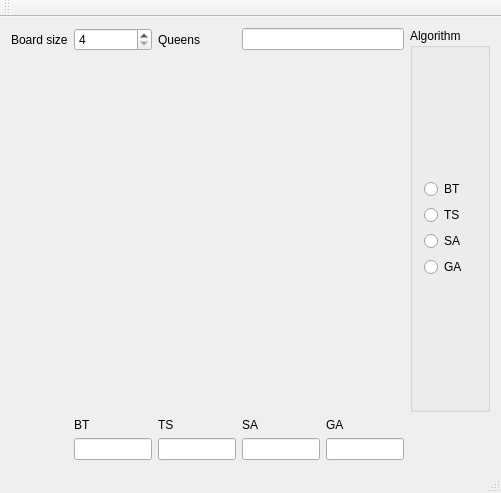
Old version of the form it3105/project1/project1/mainwindow.ui in the repository fredrikpe/it3105.
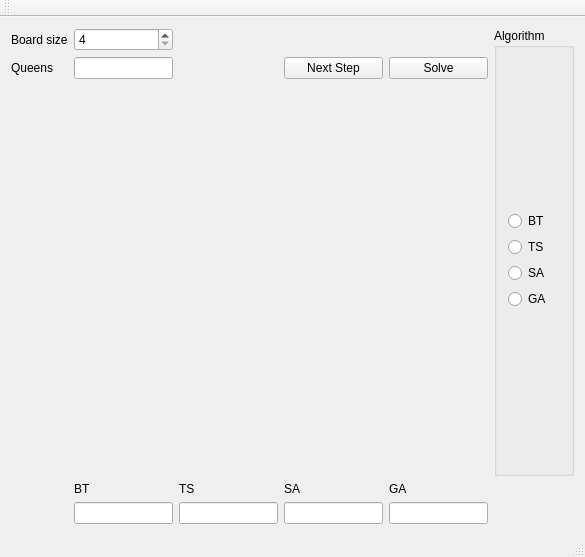
New version of the form.

Diff of the .ui file:
```diff
--- a/it3105/project1/project1/mainwindow.ui
+++ b/it3105/project1/project1/mainwindow.ui
@@ -6,8 +6,8 @@
    <rect>
     <x>0</x>
     <y>0</y>
-    <width>501</width>
-    <height>493</height>
+    <width>585</width>
+    <height>557</height>
    </rect>
   </property>
   <property name="windowTitle">
@@ -16,18 +16,8 @@
   <widget class="QWidget" name="centralWidget">
    <layout class="QGridLayout" name="gridLayout_5">
     <item row="0" column="0">
-     <layout class="QGridLayout" name="mainGridLayout" rowstretch="0,1,0,0">
-      <item row="3" column="3">
-       <widget class="QLineEdit" name="lineEdit_5"/>
-      </item>
-      <item row="2" column="4">
-       <widget class="QLabel" name="label_6">
-        <property name="text">
-         <string>GA</string>
-        </property>
-       </widget>
-      </item>
-      <item row="2" column="3">
+     <layout class="QGridLayout" name="mainGridLayout" rowstretch="0,0,1,0,0,0,0,0,0">
+      <item row="7" column="3">
        <widget class="QLabel" name="label_5">
         <property name="text">
          <string>SA</string>
@@ -51,27 +41,40 @@
         </property>
        </widget>
       </item>
-      <item row="2" column="2">
-       <widget class="QLabel" name="label_4">
+      <item row="8" column="3">
+       <widget class="QLineEdit" name="lineEdit_5"/>
+      </item>
+      <item row="7" column="4">
+       <widget class="QLabel" name="label_6">
         <property name="text">
-         <string>TS</string>
+         <string>GA</string>
         </property>
        </widget>
       </item>
-      <item row="3" column="1">
-       <widget class="QLineEdit" name="lineEdit_3"/>
-      </item>
-      <item row="2" column="1">
+      <item row="7" column="1">
        <widget class="QLabel" name="label_3">
         <property name="text">
          <string>BT</string>
         </property>
        </widget>
       </item>
-      <item row="3" column="2">
+      <item row="8" column="1">
+       <widget class="QLineEdit" name="lineEdit_3"/>
+      </item>
+      <item row="7" column="2">
+       <widget class="QLabel" name="label_4">
+        <property name="text">
+         <string>TS</string>
+        </property>
+       </widget>
+      </item>
+      <item row="8" column="2">
        <widget class="QLineEdit" name="lineEdit_4"/>
       </item>
-      <item row="0" column="5" rowspan="2">
+      <item row="8" column="4">
+       <widget class="QLineEdit" name="lineEdit_6"/>
+      </item>
+      <item row="0" column="5" rowspan="7">
        <widget class="QGroupBox" name="groupBox">
         <property name="title">
          <string>Algorithm</string>
@@ -112,19 +115,30 @@
         </layout>
        </widget>
       </item>
-      <item row="3" column="4">
-       <widget class="QLineEdit" name="lineEdit_6"/>
-      </item>
-      <item row="0" column="3" colspan="2">
-       <widget class="QLineEdit" name="lineEdit"/>
-      </item>
-      <item row="0" column="2">
+      <item row="1" column="0">
        <widget class="QLabel" name="label_7">
         <property name="text">
          <string>Queens</string>
         </property>
        </widget>
       </item>
+      <item row="1" column="4">
+       <widget class="QPushButton" name="solveButton">
+        <property name="text">
+         <string>Solve</string>
+        </property>
+       </widget>
+      </item>
+      <item row="1" column="1">
+       <widget class="QLineEdit" name="queensLineEdit"/>
+      </item>
+      <item row="1" column="3">
+       <widget class="QPushButton" name="nextStepButton">
+        <property name="text">
+         <string>Next Step</string>
+        </property>
+       </widget>
+      </item>
      </layout>
     </item>
    </layout>
```
Left out of the diff: 10 changed lines with no effect on the pictures.
